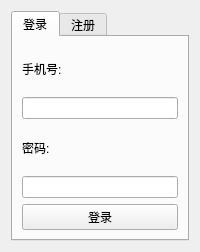
Above: views/LoginView.ui from LittleChiu/ExpressManager before the change. Below: the same form after it.
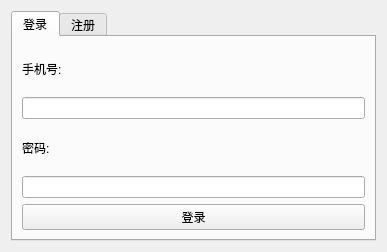
That is the form after the change.

Commit message: pref. 继承View fix. 连接了按钮与事件

```diff
--- a/views/LoginView.ui
+++ b/views/LoginView.ui
@@ -2,6 +2,14 @@
 <ui version="4.0">
  <class>LoginView</class>
  <widget class="QWidget" name="LoginView">
+  <property name="geometry">
+   <rect>
+    <x>0</x>
+    <y>0</y>
+    <width>387</width>
+    <height>233</height>
+   </rect>
+  </property>
   <property name="windowTitle">
    <string>登录/注册</string>
   </property>
```
The commit also changes 9 other files.
